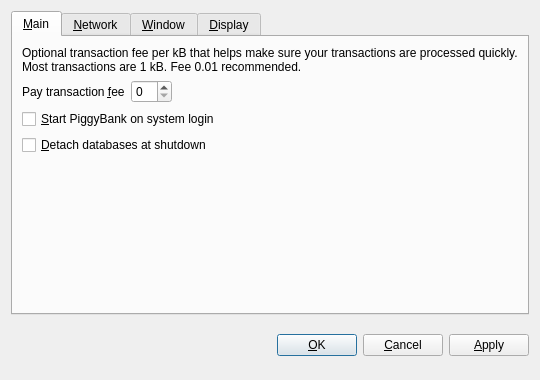
Before: the Qt Designer form src/qt/forms/optionsdialog.ui in topdzek/testcoin, drawn with Qt 5.
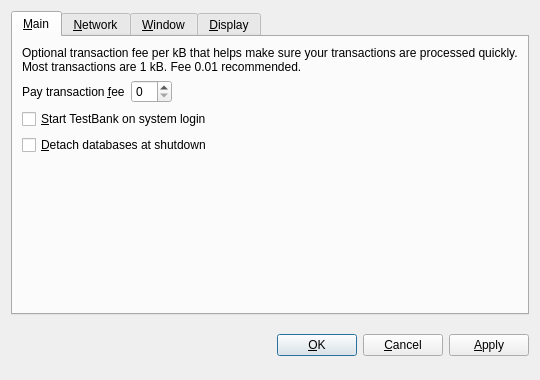
After: the same form once the commit is applied. Custom widgets are drawn as their Qt base class.

```diff
--- a/src/qt/forms/optionsdialog.ui
+++ b/src/qt/forms/optionsdialog.ui
@@ -82,7 +82,7 @@
           <string>Automatically start TestCoin after logging in to the system.</string>
          </property>
          <property name="text">
-          <string>&amp;Start PiggyBank on system login</string>
+          <string>&amp;Start TestBank on system login</string>
          </property>
         </widget>
        </item>
```
